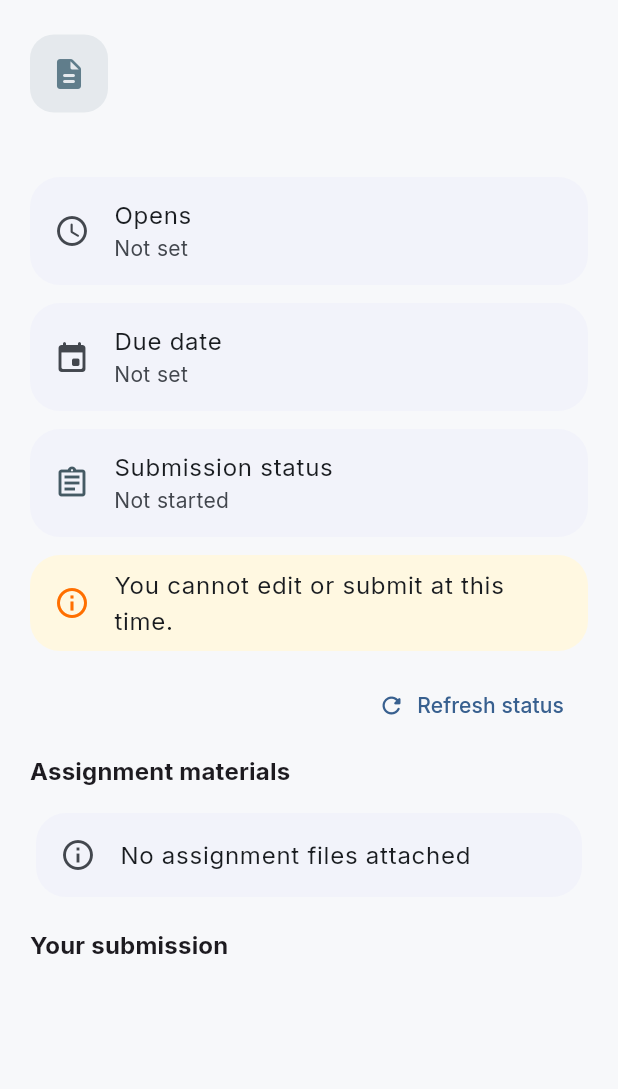
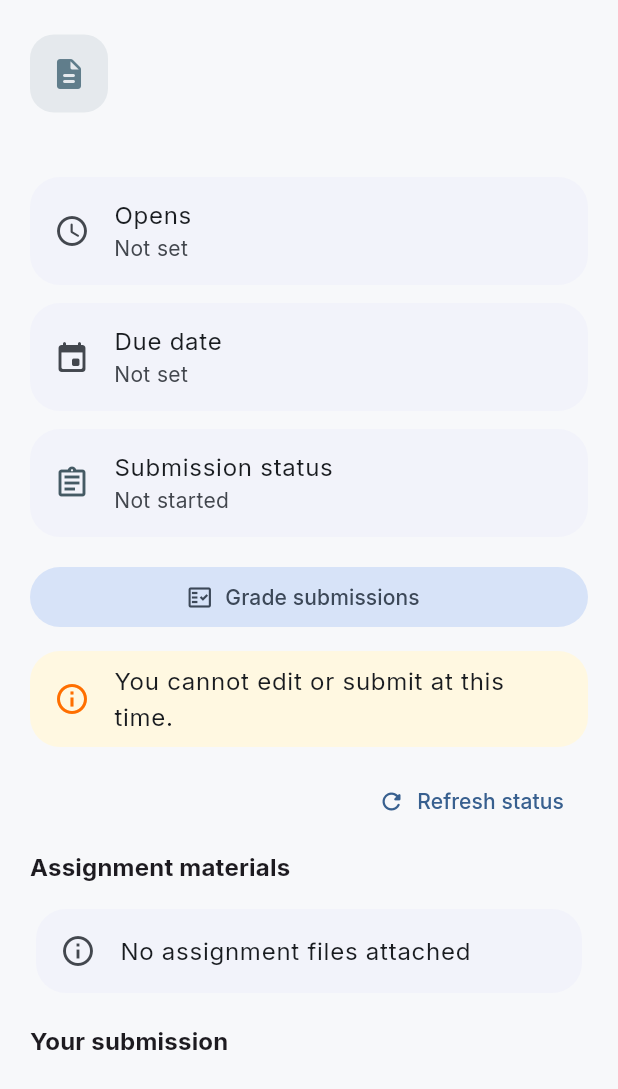
Before and after one commit to levanzed/espace-app, a Flutter app: the _AssignView widget shown alone on an empty page, opened directly with empty values, on a phone screen of 412 x 824 dp. Shown: the top 1089 px of the screen. Run offline on Flutter 3.47's test engine with Material 3 defaults, Android fonts, the phone set to English and light mode, and no system bars; our stand-ins replace dio, file_picker, flutter_riverpod, flutter_secure_storage, flutter_widget_from_html, go_router and 1 more; accounts and stored records are empty; network calls fail.

Commit message:
feat(assign): teacher grading UI and student grade/feedback display
Participants inbox, per-student grade screen with feedback files, and
grade/feedback section on the assignment activity for students.

Co-authored-by: Cursor <cursoragent@cursor.com>

```diff
--- a/lib/features/activity/renderers/assign_renderer.dart
+++ b/lib/features/activity/renderers/assign_renderer.dart
@@ -3,6 +3,7 @@ import 'dart:convert';
 import 'package:file_picker/file_picker.dart';
 import 'package:flutter/material.dart';
 
+import '../grading/assign_participants_screen.dart';
 import '../data/activity_repository.dart';
 import '../models/activity.dart';
 import 'activity_renderer.dart';
@@ -312,6 +313,27 @@ class _AssignViewState extends State<_AssignView> {
           value: formatTimestamp(_assignment['duedate'] as int?),
         ),
         _StatusCard(label: statusLabel, statusKey: statusKey),
+        if (canOpenGradingInbox(_status)) ...[
+          const SizedBox(height: 4),
+          FilledButton.tonalIcon(
+            onPressed: _busy
+                ? null
+                : () {
+                    Navigator.of(context).push(
+                      MaterialPageRoute(
+                        builder: (context) => AssignParticipantsScreen(
+                          cmid: widget.activity.id,
+                          activityName: widget.activity.name,
+                          repository: widget.repository,
+                        ),
+                      ),
+                    );
+                  },
+            icon: const Icon(Icons.fact_check_outlined),
+            label: const Text('Grade submissions'),
+          ),
+          const SizedBox(height: 12),
+        ],
         if (blockMessage != null)
           Card(
             color: Colors.amber.shade50,
@@ -390,6 +412,39 @@ class _AssignViewState extends State<_AssignView> {
               ),
             ),
           ),
+        if (hasReleasedFeedback(_status)) ...[
+          const _SectionTitle('Grade and feedback'),
+          if (gradeForDisplay(_status) != null)
+            _InfoCard(
+              icon: Icons.grade_rounded,
+              title: 'Grade',
+              value: gradeForDisplay(_status)!,
+            ),
+          if (extractFeedbackCommentHtml(_status) != null)
+            Card(
+              margin: const EdgeInsets.only(bottom: 12),
+              child: Padding(
+                padding: const EdgeInsets.all(16),
+                child: Column(
+                  crossAxisAlignment: CrossAxisAlignment.start,
+                  children: [
+                    Text(
+                      'Feedback',
+                      style: Theme.of(context).textTheme.titleSmall,
+                    ),
+                    const SizedBox(height: 8),
+                    HtmlContent(html: extractFeedbackCommentHtml(_status)!),
+                  ],
+                ),
+              ),
+            ),
+          if (collectFeedbackFiles(_status).isNotEmpty)
+            ContentFileList(
+              contents: collectFeedbackFiles(_status),
+              emptyMessage: 'No feedback files',
+            ),
+          const SizedBox(height: 8),
+        ],
         if (showEditor) ...[
           const SizedBox(height: 8),
           const _SectionTitle('Add or update your work'),
--- a/lib/features/activity/renderers/assign_submission_helpers.dart
+++ b/lib/features/activity/renderers/assign_submission_helpers.dart
@@ -48,10 +48,8 @@ void _walkPlugins(dynamic plugins, void Function(Map<String, dynamic> plugin) vi
   }
 }
 
-List<Map<String, dynamic>> collectSubmissionFiles(Map<String, dynamic> status) {
+List<Map<String, dynamic>> collectFilesFromPlugins(dynamic plugins) {
   final files = <Map<String, dynamic>>[];
-
-  void addFromPlugins(dynamic plugins) {
   _walkPlugins(plugins, (plugin) {
     final areas = plugin['fileareas'];
     if (areas is! List) return;
@@ -66,16 +64,22 @@ List<Map<String, dynamic>> collectSubmissionFiles(Map<String, dynamic> status) {
       }
     }
   });
+  return files;
 }
 
+List<Map<String, dynamic>> collectSubmissionFiles(Map<String, dynamic> status) {
+  final files = <Map<String, dynamic>>[];
   final last = _lastAttempt(status);
-  if (last != null) {
-    addFromPlugins(last['submission'] is Map
-        ? (last['submission'] as Map)['plugins']
-        : null);
-    addFromPlugins(last['teamsubmission'] is Map
-        ? (last['teamsubmission'] as Map)['plugins']
-        : null);
+  if (last == null) return files;
+  if (last['submission'] is Map) {
+    files.addAll(
+      collectFilesFromPlugins((last['submission'] as Map)['plugins']),
+    );
+  }
+  if (last['teamsubmission'] is Map) {
+    files.addAll(
+      collectFilesFromPlugins((last['teamsubmission'] as Map)['plugins']),
+    );
   }
   return files;
 }
@@ -199,3 +203,58 @@ String? submissionBlockingMessage(
   }
   return null;
 }
+
+bool canOpenGradingInbox(Map<String, dynamic> status) {
+  return status['gradingsummary'] != null;
+}
+
+String? gradeForDisplay(Map<String, dynamic> status) {
+  final feedback = status['feedback'];
+  if (feedback is! Map) return null;
+  final display = feedback['gradefordisplay']?.toString();
+  if (display != null && display.trim().isNotEmpty) {
+    return display;
+  }
+  return null;
+}
+
+String? extractFeedbackCommentHtml(Map<String, dynamic> status) {
+  final feedback = status['feedback'];
+  if (feedback is! Map) return null;
+
+  String? fromPlugins(dynamic plugins) {
+    String? found;
+    _walkPlugins(plugins, (plugin) {
+      if (found != null) return;
+      final name = plugin['name']?.toString() ?? '';
+      final type = plugin['type']?.toString() ?? '';
+      if (name != 'comments' && type != 'comments') return;
+      final fields = plugin['editorfields'];
+      if (fields is! List) return;
+      for (final field in fields) {
+        if (field is! Map) continue;
+        final fieldMap = Map<String, dynamic>.from(field);
+        final text = fieldMap['text']?.toString();
+        if (text != null && text.trim().isNotEmpty) {
+          found = text;
+        }
+      }
+    });
+    return found;
+  }
+
+  return fromPlugins(feedback['plugins']);
+}
+
+List<Map<String, dynamic>> collectFeedbackFiles(Map<String, dynamic> status) {
+  final feedback = status['feedback'];
+  if (feedback is! Map) return [];
+  return collectFilesFromPlugins(feedback['plugins']);
+}
+
+bool hasReleasedFeedback(Map<String, dynamic> status) {
+  if (gradeForDisplay(status) != null) return true;
+  final comment = extractFeedbackCommentHtml(status);
+  if (comment != null && comment.trim().isNotEmpty) return true;
+  return collectFeedbackFiles(status).isNotEmpty;
+}
```
Also changed, not shown: lib/features/activity/data/activity_repository.dart (+37 -0 lines), lib/features/activity/grading/assign_grade_screen.dart (added, +306 -0 lines), lib/features/activity/grading/assign_participants_screen.dart (added, +138 -0 lines). Lines whose indentation alone changed are shown as unchanged.
